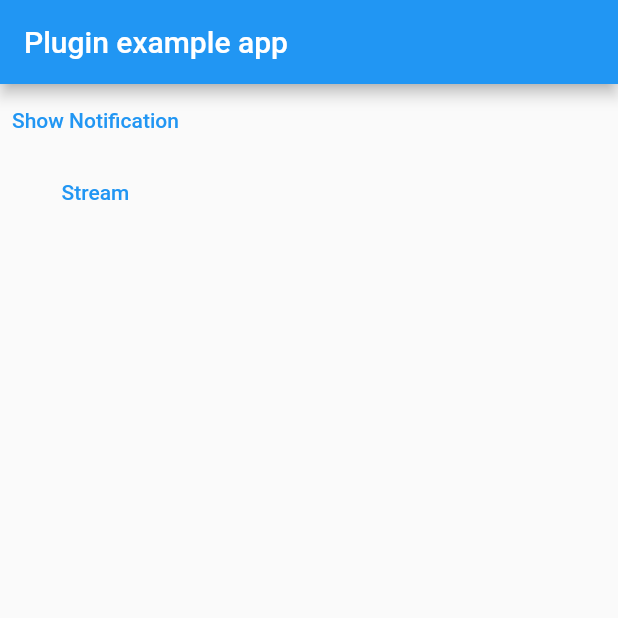
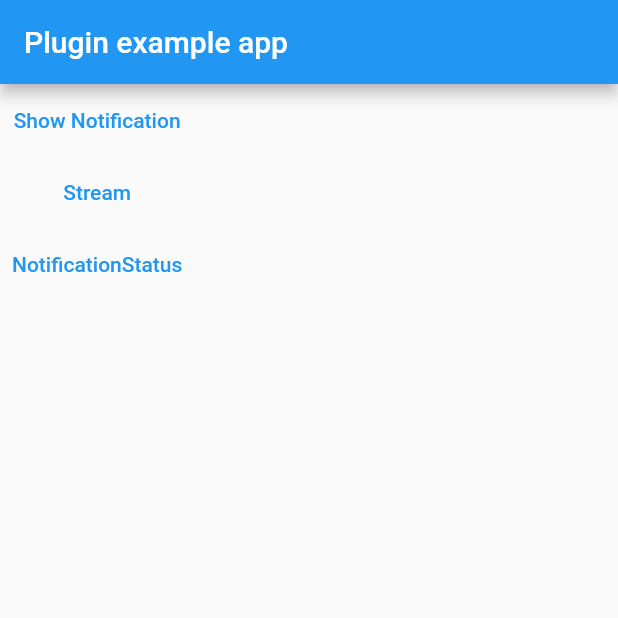
Before and after one commit to Timus23/flutter_call_notification, a Flutter app: the screen it shows after launch, on a phone screen of 412 x 824 dp, the top half of it. Run offline on Flutter 3.47's test engine with Material 2 defaults, Android fonts, the phone set to English and light mode, and no system bars; our stand-ins replace rxdart.

Commit message:
check current notification status added in example file

```diff
--- a/example/lib/homepage.dart
+++ b/example/lib/homepage.dart
@@ -74,12 +74,21 @@ class _HomepageState extends State<Homepage> {
               );
               CallNotification()
                   .actionStream
-                  .add(NotificationReceivedAction.fromJson({
-                    "buttonInputType": "accept",
-                    "notification": callNotificationData.toJson(),
-                  }));
+                  .add(NotificationReceivedAction.fromJson(
+                    {
+                      "buttonInputType": "accept",
+                      "notification": callNotificationData.toJson(),
+                    },
+                  ));
             },
             child: Text("Stream"),
+          ),
+          TextButton(
+            onPressed: () async {
+              final status = await CallNotification().isNotificationEnabled;
+              print(status);
+            },
+            child: Text("NotificationStatus"),
           )
         ],
       ),
```
